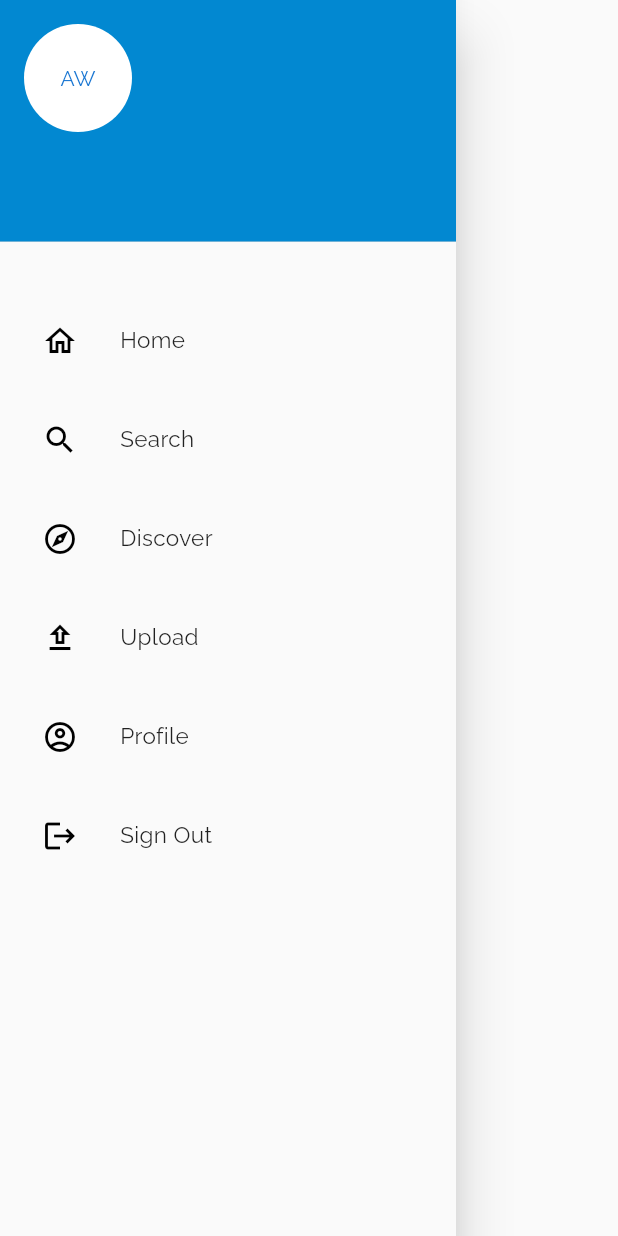
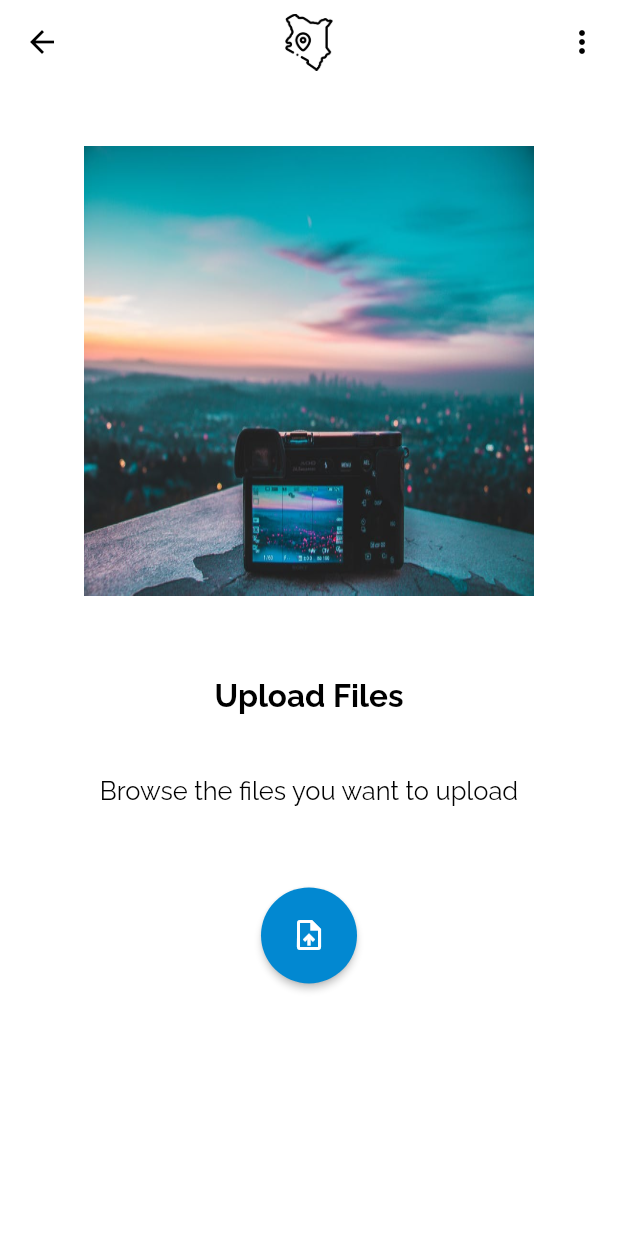
Before and after one commit to iwanjo/discover-kenya, a Flutter app: the NavigateDrawer widget shown alone on an empty page, opened directly with empty values, after a tap on "Upload", on a phone screen of 412 x 824 dp. Run offline on Flutter 3.47's test engine with Material 2 defaults, Android fonts, the phone set to English and light mode, and no system bars; our stand-ins replace firebase_auth, firebase_core, firebase_database, google_fonts, google_nav_bar, line_icons and 1 more; accounts and stored records are empty; network calls fail.

Commit message:
Basic Upload Page UI

```diff
--- a/discover_kenya/lib/discover.dart
+++ b/discover_kenya/lib/discover.dart
@@ -9,21 +9,17 @@ class Discover extends StatefulWidget {
 class _DiscoverState extends State<Discover> {
   @override
   Widget build(BuildContext context) {
-    final List<String> discover_categories = <String>[
+    final List<String> discoverCategories = <String>[
       "Adventure",
       "Architectural",
       "Beach",
-      "Creative",
       "Culture",
       "Fashion",
       "Food",
       "Golden Hour",
       "Landscape",
       "Night",
-      "Pet",
-      "Real Estate",
       "Sport",
-      "Underwater",
       "Wildlife",
     ];
 
@@ -85,14 +81,14 @@ class _DiscoverState extends State<Discover> {
               child: ListView.separated(
                 scrollDirection: Axis.vertical,
                 padding: const EdgeInsets.all(8),
-                itemCount: discover_categories.length,
+                itemCount: discoverCategories.length,
                 itemBuilder: (BuildContext context, int index) {
                   return Container(
-                    height: 120,
+                    height: MediaQuery.of(context).size.height * .4,
                     color: Colors.lightBlue[700],
                     child: Center(
                         child: Text(
-                      '${discover_categories[index]}',
+                      '${discoverCategories[index]}',
                       style: GoogleFonts.raleway(
                           letterSpacing: .3,
                           fontWeight: FontWeight.bold,
--- a/discover_kenya/lib/home.dart
+++ b/discover_kenya/lib/home.dart
@@ -1,3 +1,5 @@
+import 'package:discover_kenya/profile.dart';
+import 'package:discover_kenya/upload.dart';
 import 'package:firebase_auth/firebase_auth.dart';
 import 'package:firebase_database/firebase_database.dart';
 import 'package:flutter/material.dart';
@@ -263,14 +265,16 @@ class _NavigateDrawerState extends State<NavigateDrawer> {
           ListTile(
             leading: new IconButton(
               icon: new Icon(Icons.upload_outlined, color: Colors.black),
-              onPressed: () => null,
+              onPressed: () => Navigator.push(
+                  context, MaterialPageRoute(builder: (context) => Upload())),
             ),
             title: Text(
               'Upload',
               style: GoogleFonts.raleway(fontSize: 15.0, letterSpacing: .25),
             ),
             onTap: () {
-              print(widget.uid);
+              Navigator.push(
+                  context, MaterialPageRoute(builder: (context) => Upload()));
             },
           ),
           Padding(
@@ -280,14 +284,16 @@ class _NavigateDrawerState extends State<NavigateDrawer> {
             leading: new IconButton(
               icon:
                   new Icon(Icons.account_circle_outlined, color: Colors.black),
-              onPressed: () => null,
+              onPressed: () => Navigator.push(
+                  context, MaterialPageRoute(builder: (context) => Profile())),
             ),
             title: Text(
               'Profile',
               style: GoogleFonts.raleway(fontSize: 15.0, letterSpacing: .25),
             ),
             onTap: () {
-              print(widget.uid);
+              Navigator.push(
+                  context, MaterialPageRoute(builder: (context) => Profile()));
             },
           ),
           Padding(
--- a/discover_kenya/lib/main.dart
+++ b/discover_kenya/lib/main.dart
@@ -19,6 +19,9 @@ class MyApp extends StatelessWidget {
       debugShowCheckedModeBanner: false,
       title: 'Discover Kenya',
       home: DKSplashScreen(),
+      theme: ThemeData(
+        visualDensity: VisualDensity.adaptivePlatformDensity,
+      ),
       // home: Onboard(),
     );
   }
--- /dev/null
+++ b/discover_kenya/lib/upload.dart
@@ -0,0 +1,104 @@
+import 'package:flutter/material.dart';
+import 'package:google_fonts/google_fonts.dart';
+
+class Upload extends StatefulWidget {
+  @override
+  _UploadState createState() => _UploadState();
+}
+
+class _UploadState extends State<Upload> {
+  @override
+  Widget build(BuildContext context) {
+    final logo = Image.asset(
+      "assets/black-logo.png",
+      width: 38.0,
+      height: 38.0,
+      fit: BoxFit.fill,
+    );
+    return Scaffold(
+        backgroundColor: Colors.white,
+        appBar: AppBar(
+          backgroundColor: Colors.white,
+          elevation: 0,
+          iconTheme: IconThemeData(color: Colors.black),
+          title: logo,
+          centerTitle: true,
+          actions: <Widget>[
+            IconButton(
+              icon: Icon(Icons.more_vert),
+              onPressed: () {},
+            ),
+          ],
+        ),
+        body: SingleChildScrollView(
+          scrollDirection: Axis.vertical,
+          child: Stack(
+            children: <Widget>[
+              Padding(
+                padding: EdgeInsets.only(
+                    top: MediaQuery.of(context).size.height * .05),
+                child: Align(
+                  alignment: Alignment.topCenter,
+                  child: Image.asset(
+                    "assets/upload-page.jpeg",
+                    width: 300,
+                    height: 300,
+                    fit: BoxFit.fill,
+                  ),
+                ),
+              ),
+              Padding(
+                padding: EdgeInsets.only(
+                    top: MediaQuery.of(context).size.height * .48),
+                child: Align(
+                  alignment: Alignment.center,
+                  child: Text(
+                    "Upload Files",
+                    style: GoogleFonts.raleway(
+                      color: Colors.black,
+                      fontSize: 21.0,
+                      fontWeight: FontWeight.bold,
+                    ),
+                  ),
+                ),
+              ),
+              Padding(
+                padding: EdgeInsets.only(
+                  top: MediaQuery.of(context).size.height * .56,
+                  left: MediaQuery.of(context).size.width * .14,
+                  right: MediaQuery.of(context).size.width * .14,
+                ),
+                child: Align(
+                  alignment: Alignment.center,
+                  child: Text(
+                    "Browse the files you want to upload",
+                    style: GoogleFonts.raleway(
+                      color: Colors.black,
+                      fontSize: 17.0,
+                    ),
+                  ),
+                ),
+              ),
+              Padding(
+                padding: EdgeInsets.only(
+                    top: MediaQuery.of(context).size.height * .65),
+                child: MaterialButton(
+                  color: Colors.lightBlue[700],
+                  shape: CircleBorder(),
+                  onPressed: () {},
+                  child: Padding(
+                    padding: EdgeInsets.all(20),
+                    child: Center(
+                      child: Icon(
+                        Icons.upload_file,
+                        color: Colors.white,
+                      ),
+                    ),
+                  ),
+                ),
+              ),
+            ],
+          ),
+        ));
+  }
+}
--- a/discover_kenya/pubspec.yaml
+++ b/discover_kenya/pubspec.yaml
@@ -75,6 +75,7 @@ flutter:
     - assets/login.jpg
     - assets/black-logo.png
     - assets/flag.png
+    - assets/upload-page.jpeg
 
 
 
```
Also changed, not shown: discover_kenya/assets/upload-page.jpeg (added).
